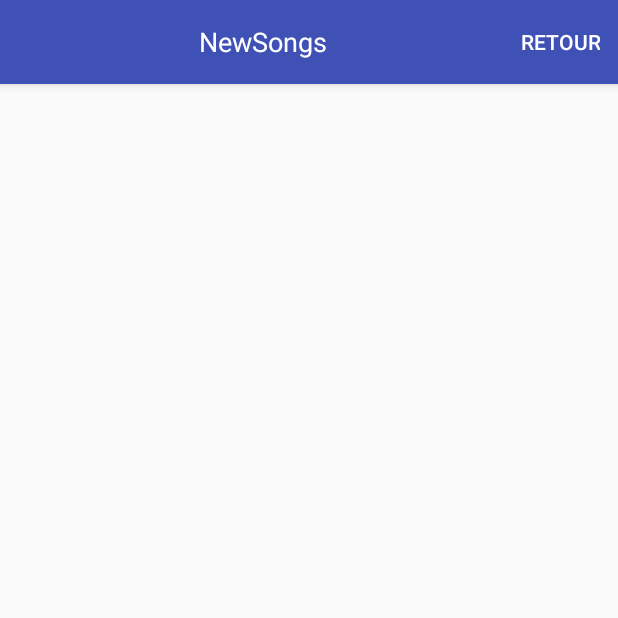
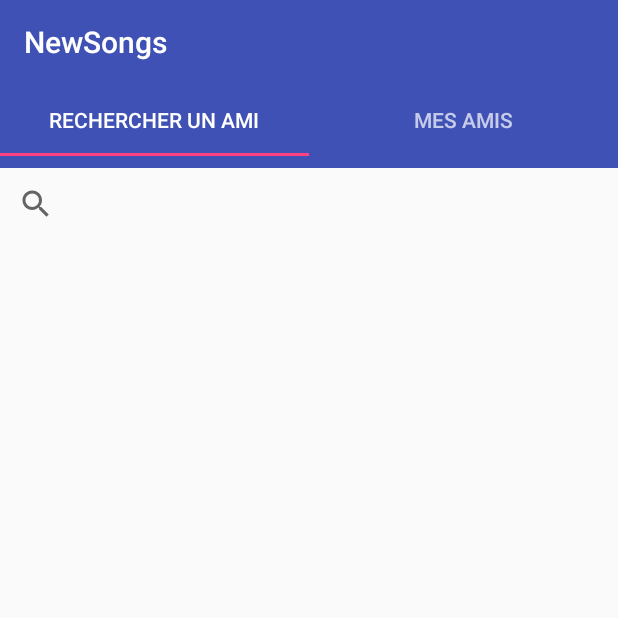
Before and after one commit to petetina/newsongs, an Android app: the FriendsActivity screen opened directly, with no data from a screen before it, on a phone screen of 412 x 824 dp, the top half of it. Run offline under Robolectric (Android 15) with nearby library versions, the phone set to English and light mode, and no system bars.

Commit message:
Gestion du pager pour les amis

```diff
--- a/app/build.gradle
+++ b/app/build.gradle
@@ -20,7 +20,7 @@ android {
 }
 
 dependencies {
-    compile fileTree(dir: 'libs', include: ['*.jar'])
+    compile fileTree(include: ['*.jar'], dir: 'libs')
     compile project(':deezer-sdk-0.10.20')
     androidTestCompile('com.android.support.test.espresso:espresso-core:2.2.2', {
         exclude group: 'com.android.support', module: 'support-annotations'
@@ -33,4 +33,5 @@ dependencies {
     compile 'com.squareup.retrofit2:retrofit:2.0.2'
     compile 'com.squareup.retrofit2:converter-gson:2.0.0'
     testCompile 'junit:junit:4.12'
+    implementation 'com.android.support:design:+'
 }
--- a/app/src/main/AndroidManifest.xml
+++ b/app/src/main/AndroidManifest.xml
@@ -32,7 +32,8 @@
             android:configChanges="orientation|screenSize" />
         <activity
             android:name=".FriendsActivity"
-            android:configChanges="orientation|screenSize" />
+            android:configChanges="orientation|screenSize"
+            android:theme="@style/MyAppTheme"/>
     </application>
 
 </manifest>
--- a/app/src/main/java/newsongs/fr/newsongs/API/UtilisateurClient.java
+++ b/app/src/main/java/newsongs/fr/newsongs/API/UtilisateurClient.java
@@ -14,8 +14,8 @@ import retrofit2.http.Path;
 
 public interface UtilisateurClient {
 
-    @GET("utilisateur/pseudo/{pseudo}")
-    Call<List<Utilisateur>> findAllByPseudo(@Path("pseudo") String pseudo);
+    @GET("utilisateur/{idutilisateur}/pseudo/{pseudo}")
+    Call<List<Utilisateur>> findAllByPseudo(@Path("idutilisateur")int idutilisateur,@Path("pseudo") String pseudo);
 
     @GET("utilisateur/{id}/friends")
     Call<List<Utilisateur>> getFriendsById(@Path("id") int id);
--- /dev/null
+++ b/app/src/main/java/newsongs/fr/newsongs/Fragments/FriendsTab1Fragment.java
@@ -0,0 +1,95 @@
+package newsongs.fr.newsongs.Fragments;
+
+import android.content.Context;
+import android.content.SharedPreferences;
+import android.os.Bundle;
+import android.support.v4.app.Fragment;
+import android.util.Log;
+import android.view.LayoutInflater;
+import android.view.View;
+import android.view.ViewGroup;
+import android.widget.ListView;
+import android.widget.SearchView;
+import android.widget.Toast;
+
+import java.util.ArrayList;
+import java.util.List;
+
+import newsongs.fr.newsongs.API.ServiceGenerator;
+import newsongs.fr.newsongs.API.UtilisateurClient;
+import newsongs.fr.newsongs.Adapters.CustomAdapter;
+import newsongs.fr.newsongs.Models.Utilisateur;
+import newsongs.fr.newsongs.R;
+import newsongs.fr.newsongs.Tools;
+import retrofit2.Call;
+import retrofit2.Callback;
+import retrofit2.Response;
+
+/**
+ * Created by antoine on 02/11/17.
+ */
+
+public class FriendsTab1Fragment extends Fragment {
+    private ListView lv;
+    private SearchView searchView;
+    private int idutilisateur;
+
+    @Override
+    public View onCreateView(LayoutInflater inflater, ViewGroup container, Bundle savedInstanceState) {
+        View view = inflater.inflate(R.layout.tabfriends1, container, false);
+
+        SharedPreferences settings = getContext().getSharedPreferences(Tools.PREFS_NAME, Context.MODE_PRIVATE); //1
+        idutilisateur = settings.getInt("idutilisateur", -2); //2//Appel à notre API pour créer l'utilisateur
+
+        if(idutilisateur != -2) {
+            hook(view);
+        }
+
+        return view;
+    }
+
+
+    private void hook(View view){
+        lv = view.findViewById(R.id.lvSearchFriends);
+        lv.setAdapter(new CustomAdapter(getActivity(), new ArrayList<Utilisateur>()));
+
+        searchView = view.findViewById(R.id.searchViewFriends);
+        searchView.setOnQueryTextListener(new SearchView.OnQueryTextListener() {
+            @Override
+            public boolean onQueryTextSubmit(String s) {
+                Log.e("onClick","cliqué");
+                if(idutilisateur != -2 && !searchView.getQuery().toString().isEmpty()){
+                    UtilisateurClient service = ServiceGenerator.createService(UtilisateurClient.class);
+                    Call<List<Utilisateur>> call = service.findAllByPseudo(idutilisateur,searchView.getQuery().toString());
+                    call.enqueue(new Callback<List<Utilisateur>>() {
+                        @Override
+                        public void onResponse(Call<List<Utilisateur>> call, Response<List<Utilisateur>> response) {
+                            Log.e("onResponseQuery",response.body().size()+"");
+                            if(response.body().isEmpty()){
+                                lv.setAdapter(new CustomAdapter(getActivity(),new ArrayList<Utilisateur>()));
+                                Toast.makeText(getContext(),"Aucun résultat !",Toast.LENGTH_LONG).show();
+                            }
+                            else
+                                lv.setAdapter(new CustomAdapter(getActivity(),response.body()));
+
+                        }
+
+                        @Override
+                        public void onFailure(Call<List<Utilisateur>> call, Throwable t) {
+                            Log.e("onFailureQuery",t.getMessage());
+                            Toast.makeText(getContext(),"Erreur de recherche !",Toast.LENGTH_LONG).show();
+                        }
+                    });
+                }
+                return true;
+            }
+
+            @Override
+            public boolean onQueryTextChange(String s) {
+                return false;
+            }
+        });
+
+    }
+
+}
--- /dev/null
+++ b/app/src/main/java/newsongs/fr/newsongs/Fragments/FriendsTab2Fragment.java
@@ -0,0 +1,81 @@
+package newsongs.fr.newsongs.Fragments;
+
+import android.content.Context;
+import android.content.SharedPreferences;
+import android.os.Bundle;
+import android.support.v4.app.Fragment;
+import android.util.Log;
+import android.view.LayoutInflater;
+import android.view.View;
+import android.view.ViewGroup;
+import android.widget.ListView;
+import android.widget.TextView;
+import android.widget.Toast;
+
+import java.util.List;
+
+import newsongs.fr.newsongs.API.ServiceGenerator;
+import newsongs.fr.newsongs.API.UtilisateurClient;
+import newsongs.fr.newsongs.Adapters.CustomAdapter;
+import newsongs.fr.newsongs.Models.Utilisateur;
+import newsongs.fr.newsongs.R;
+import newsongs.fr.newsongs.Tools;
+import retrofit2.Call;
+import retrofit2.Callback;
+import retrofit2.Response;
+
+/**
+ * Created by antoine on 02/11/17.
+ */
+
+public class FriendsTab2Fragment extends Fragment {
+    private ListView lv;
+    private TextView tvNoFriends;
+
+    private int idutilisateur;
+
+    @Override
+    public View onCreateView(LayoutInflater inflater, ViewGroup container, Bundle savedInstanceState) {
+        View view = inflater.inflate(R.layout.tabfriends2, container, false);
+        SharedPreferences settings = getContext().getSharedPreferences(Tools.PREFS_NAME, Context.MODE_PRIVATE); //1
+        idutilisateur = settings.getInt("idutilisateur", -2); //2//Appel à notre API pour créer l'utilisateur
+
+        if(idutilisateur != -2) {
+            hook(view);
+
+            UtilisateurClient service = ServiceGenerator.createService(UtilisateurClient.class);
+            Call<List<Utilisateur>> user = service.getFriendsById(idutilisateur);
+
+            user.enqueue(new Callback<List<Utilisateur>>() {
+
+                @Override
+                public void onResponse(Call<List<Utilisateur>> call, Response<List<Utilisateur>> response) {
+                    Log.e("onResponse",response.code() + "");
+                    if(response.code() == 200){
+                        List<Utilisateur> list = response.body();
+                        if(!response.body().isEmpty()){
+                            lv.setVisibility(View.VISIBLE);
+                            tvNoFriends.setVisibility(View.GONE);
+                            lv.setAdapter(new CustomAdapter(getActivity(), list));
+                        }
+                    }else if(response.code()==404){
+                        lv.setVisibility(View.GONE);
+                        tvNoFriends.setVisibility(View.VISIBLE);
+                    }
+                }
+
+                @Override
+                public void onFailure(Call<List<Utilisateur>> call, Throwable t) {
+                    Toast.makeText(getContext(), "pas ok", Toast.LENGTH_LONG).show();
+                }
+            });
+        }
+
+        return view;
+    }
+
+    private void hook(View view){
+        lv = view.findViewById(R.id.lvFriends);
+        tvNoFriends = view.findViewById(R.id.tvNoFriendsTab2);
+    }
+}
--- /dev/null
+++ b/app/src/main/java/newsongs/fr/newsongs/Fragments/PagerFragment.java
@@ -0,0 +1,43 @@
+package newsongs.fr.newsongs.Fragments;
+
+import android.support.v4.app.Fragment;
+import android.support.v4.app.FragmentManager;
+import android.support.v4.app.FragmentStatePagerAdapter;
+
+/**
+ * Created by antoine on 02/11/17.
+ */
+
+public class PagerFragment extends FragmentStatePagerAdapter {
+    private int nbTabs;
+
+    public PagerFragment(FragmentManager fm, int nbTabs) {
+        super(fm);
+        this.nbTabs = nbTabs;
+    }
+
+    @Override
+    public CharSequence getPageTitle(int position) {
+        return super.getPageTitle(position);
+    }
+
+    @Override
+    public Fragment getItem(int position) {
+        //Returning the current tabs
+        switch (position) {
+            case 0:
+                FriendsTab1Fragment tab1 = new FriendsTab1Fragment();
+                return tab1;
+            case 1:
+                FriendsTab2Fragment tab2 = new FriendsTab2Fragment();
+                return tab2;
+            default:
+                return null;
+        }
+    }
+
+    @Override
+    public int getCount() {
+        return nbTabs;
+    }
+}
--- a/app/src/main/java/newsongs/fr/newsongs/FriendsActivity.java
+++ b/app/src/main/java/newsongs/fr/newsongs/FriendsActivity.java
@@ -1,137 +1,72 @@
 package newsongs.fr.newsongs;
 
-import android.content.Context;
-import android.content.SharedPreferences;
 import android.os.Bundle;
-import android.util.Log;
+import android.support.design.widget.TabLayout;
+import android.support.v4.view.ViewPager;
+import android.support.v7.app.AppCompatActivity;
+import android.support.v7.widget.Toolbar;
 import android.view.Menu;
 import android.view.MenuItem;
-import android.view.View;
-import android.widget.ListView;
-import android.widget.SearchView;
-import android.widget.TextView;
-import android.widget.Toast;
 
-import java.util.ArrayList;
-import java.util.List;
+import newsongs.fr.newsongs.Fragments.PagerFragment;
 
-import newsongs.fr.newsongs.API.ServiceGenerator;
-import newsongs.fr.newsongs.API.UtilisateurClient;
-import newsongs.fr.newsongs.Adapters.CustomAdapter;
-import newsongs.fr.newsongs.Models.Utilisateur;
-import retrofit2.Call;
-import retrofit2.Callback;
-import retrofit2.Response;
-
-public class FriendsActivity extends BaseActivity{
-    private ListView lv;
-    private TextView tvNoFriends;
-    private SearchView searchView;
-    private int idutilisateur;
+public class FriendsActivity extends AppCompatActivity implements TabLayout.OnTabSelectedListener{
+    private TabLayout tabLayout;
+    private ViewPager viewPager;
+    private String[] tabs = new String[]{"Rechercher un ami","Mes amis"};
 
     @Override
-    public boolean onCreateOptionsMenu(Menu menu) {
-        getMenuInflater().inflate(R.menu.activity_friends, menu);
-        return true;
-    }
-    @Override
-    public boolean onOptionsItemSelected(MenuItem item) {
-        switch (item.getItemId()) {
-            case R.id.menu_retour:
-                finish();
-                return true;
-            default:
-                return super.onOptionsItemSelected(item);
-        }
+    protected void onCreate(Bundle savedInstanceState) {
+
+        super.onCreate(savedInstanceState);
+
+        setContentView(R.layout.activity_friends);
+
+
+        //Adding toolbar to the activity
+        Toolbar toolbar = (Toolbar) findViewById(R.id.toolbar);
+        setSupportActionBar(toolbar);
+
+        //Initializing the tablayout
+        tabLayout = (TabLayout) findViewById(R.id.tabLayout);
+        tabLayout.setTabGravity(TabLayout.GRAVITY_FILL);
+
+
+        //Initializing viewPager
+        viewPager = (ViewPager) findViewById(R.id.pager);
+
+        //Creating our pager adapter
+        PagerFragment adapter = new PagerFragment(getSupportFragmentManager(), tabs.length);
+
+        //Adding adapter to pager
+        viewPager.setAdapter(adapter);
+        tabLayout.setupWithViewPager(viewPager);
+
+
+        for(int i=0; i<tabs.length;i++)
+            tabLayout.getTabAt(i).setText(tabs[i]);
+
+
+        //Adding onTabSelectedListener to swipe views
+        tabLayout.addOnTabSelectedListener(this);
+
     }
 
     @Override
-    protected void onCreate(Bundle savedInstanceState) {
-        super.onCreate(savedInstanceState);
+    public void onTabSelected(TabLayout.Tab tab) {
+        viewPager.setCurrentItem(tab.getPosition());
+    }
 
-        SharedPreferences settings = getApplicationContext().getSharedPreferences(Tools.PREFS_NAME, Context.MODE_PRIVATE); //1
-        idutilisateur = settings.getInt("idutilisateur", -2); //2//Appel à notre API pour créer l'utilisateur
-
-        if(idutilisateur != -2) {
-            setContentView(R.layout.activity_friends);
-            hook();
-
-            UtilisateurClient service = ServiceGenerator.createService(UtilisateurClient.class);
-            Call<List<Utilisateur>> user = service.getFriendsById(idutilisateur);
-
-            user.enqueue(new Callback<List<Utilisateur>>() {
-
-                @Override
-                public void onResponse(Call<List<Utilisateur>> call, Response<List<Utilisateur>> response) {
-                    Log.e("onResponse",response.code() + "");
-                    if(response.code() == 200){
-                        List<Utilisateur> list = response.body();
-                        if(!response.body().isEmpty()){
-                            lv.setVisibility(View.VISIBLE);
-                            tvNoFriends.setVisibility(View.GONE);
-                            lv.setAdapter(new CustomAdapter(FriendsActivity.this, list));
-                        }
-                    }else if(response.code()==404){
-                        lv.setVisibility(View.GONE);
-                        tvNoFriends.setVisibility(View.VISIBLE);
-                    }
-                }
-
-                @Override
-                public void onFailure(Call<List<Utilisateur>> call, Throwable t) {
-                    Toast.makeText(getApplicationContext(), "pas ok", Toast.LENGTH_LONG).show();
-                }
-            });
-        }
+    @Override
+    public void onTabUnselected(TabLayout.Tab tab) {
 
     }
 
-    private void hook(){
-        lv = (ListView) findViewById(R.id.lvFriends);
-        lv.setAdapter(new CustomAdapter(this, new ArrayList<Utilisateur>()));
-        tvNoFriends = (TextView)findViewById(R.id.tvNoFriends);
-        tvNoFriends.setVisibility(View.GONE);
-        searchView = (SearchView)findViewById(R.id.searchViewFriends);
-        searchView.setOnQueryTextListener(new SearchView.OnQueryTextListener() {
-            @Override
-            public boolean onQueryTextSubmit(String s) {
-                Log.e("onClick","cliqué");
-                if(idutilisateur != -2 && !searchView.getQuery().toString().isEmpty()){
-                    UtilisateurClient service = ServiceGenerator.createService(UtilisateurClient.class);
-                    Call<List<Utilisateur>> call = service.findAllByPseudo(searchView.getQuery().toString());
-                    call.enqueue(new Callback<List<Utilisateur>>() {
-                        @Override
-                        public void onResponse(Call<List<Utilisateur>> call, Response<List<Utilisateur>> response) {
-                            Log.e("onResponseQuery",response.body().size()+"");
-                            if(response.body().isEmpty()){
-                                Toast.makeText(getApplicationContext(),"Aucun résultat !",Toast.LENGTH_LONG).show();
-                                lv.setVisibility(View.GONE);
-                                tvNoFriends.setVisibility(View.VISIBLE);
-                            }
-                            else
-                            {
-                                lv.setVisibility(View.VISIBLE);
-                                lv.setAdapter(new CustomAdapter(FriendsActivity.this,response.body()));
-                                tvNoFriends.setVisibility(View.GONE);
-                            }
-                        }
-
-                        @Override
-                        public void onFailure(Call<List<Utilisateur>> call, Throwable t) {
-                            Log.e("onFailureQuery",t.getMessage());
-                            Toast.makeText(getApplicationContext(),"Erreur de recherche !",Toast.LENGTH_LONG).show();
-                        }
-                    });
-                }
-                return true;
-            }
-
-            @Override
-            public boolean onQueryTextChange(String s) {
-                return false;
-            }
-        });
+    @Override
+    public void onTabReselected(TabLayout.Tab tab) {
 
     }
 
+
+
 }
--- a/app/src/main/java/newsongs/fr/newsongs/Models/Utilisateur.java
+++ b/app/src/main/java/newsongs/fr/newsongs/Models/Utilisateur.java
@@ -16,7 +16,7 @@ public class Utilisateur {
 
     //Ce champs est utilisé pour la recherche des amis.
     // true si l'utilisateur est ami avec celui qui est connecté, false sinon
-    private boolean estAmi;
+    private boolean estunami;
 
     public int getIdutilisateur() {
         return idutilisateur;
@@ -59,6 +59,6 @@ public class Utilisateur {
     }
 
     public boolean estAmi() {
-        return estAmi;
+        return estunami;
     }
 }
--- a/app/src/main/res/layout/activity_friends.xml
+++ b/app/src/main/res/layout/activity_friends.xml
@@ -1,28 +1,37 @@
 <?xml version="1.0" encoding="utf-8"?>
-<LinearLayout xmlns:android="http://schemas.android.com/apk/res/android"
+<LinearLayout
+    android:id="@+id/main_layout"
+    android:orientation="vertical"
+    xmlns:android="http://schemas.android.com/apk/res/android"
+    xmlns:app="http://schemas.android.com/apk/res-auto"
     xmlns:tools="http://schemas.android.com/tools"
     android:layout_width="match_parent"
     android:layout_height="match_parent"
-    android:orientation="vertical"
-    tools:context=".MainActivity" >
+    >
 
-    <SearchView
-        android:id="@+id/searchViewFriends"
+    <!-- our toolbar -->
+    <android.support.v7.widget.Toolbar
+        android:id="@+id/toolbar"
         android:layout_width="match_parent"
-        android:layout_height="wrap_content" />
+        android:layout_height="wrap_content"
+        android:background="?attr/colorPrimary"
+        android:minHeight="?attr/actionBarSize"
+        android:theme="@style/ThemeOverlay.AppCompat.Dark.ActionBar"
+        app:popupTheme="@style/ThemeOverlay.AppCompat.Light"/>
 
-    <ListView
-        android:id="@+id/lvFriends"
+    <!-- our tablayout to display tabs  -->
+    <android.support.design.widget.TabLayout
+        android:id="@+id/tabLayout"
         android:layout_width="match_parent"
-        android:layout_height="match_parent" >
-    </ListView>
+        android:layout_height="wrap_content"
+        android:background="?attr/colorPrimary"
+        android:minHeight="?attr/actionBarSize"
+        android:theme="@style/ThemeOverlay.AppCompat.Dark.ActionBar"/>
 
-    <TextView
-        android:id="@+id/tvNoFriends"
+    <!-- View pager to swipe views -->
+    <android.support.v4.view.ViewPager
+        android:id="@+id/pager"
         android:layout_width="match_parent"
-        android:layout_height="match_parent"
-        android:gravity="center_vertical|center"
-        android:text="@string/no_friends"
-        tools:style="@style/Base.TextAppearance.AppCompat.Medium" />
+        android:layout_height="match_parent"/>
 
 </LinearLayout>
--- /dev/null
+++ b/app/src/main/res/layout/tabfriends1.xml
@@ -0,0 +1,28 @@
+<?xml version="1.0" encoding="utf-8"?>
+<LinearLayout xmlns:android="http://schemas.android.com/apk/res/android"
+    xmlns:tools="http://schemas.android.com/tools"
+    android:layout_width="match_parent"
+    android:layout_height="match_parent"
+    android:orientation="vertical"
+    >
+
+    <SearchView
+        android:id="@+id/searchViewFriends"
+        android:layout_width="match_parent"
+        android:layout_height="wrap_content" />
+
+    <ListView
+        android:id="@+id/lvSearchFriends"
+        android:layout_width="match_parent"
+        android:layout_height="match_parent" >
+    </ListView>
+
+    <TextView
+        android:id="@+id/tvNoFriends"
+        android:layout_width="match_parent"
+        android:layout_height="match_parent"
+        android:gravity="center_vertical|center"
+        android:text="@string/no_friends"
+        tools:style="@style/Base.TextAppearance.AppCompat.Medium" />
+
+</LinearLayout>
--- a/app/src/main/res/values/strings.xml
+++ b/app/src/main/res/values/strings.xml
@@ -20,7 +20,6 @@
     <string name="forward"><![CDATA[>>]]></string>
     <string name="pause">||</string>
 
-    <!-- TODO: Remove or change this placeholder text -->
     <string name="hello_blank_fragment">Hello blank fragment</string>
     <string name="contentDescriptionImage">background</string>
     <string name="no_connection">Veuillez vous connecter à Internet et redémarrer l\'appli !</string>
--- a/app/src/main/res/values/styles.xml
+++ b/app/src/main/res/values/styles.xml
@@ -8,6 +8,12 @@
         <item name="colorAccent">@color/colorAccent</item>
     </style>
 
-    <style name="SliderStyle"></style>
-
+    <!-- Base application theme. -->
+    <!-- changing it to no actionbar -->
+    <style name="MyAppTheme" parent="Theme.AppCompat.Light.NoActionBar">
+        <!-- Customize your theme here. -->
+        <item name="colorPrimary">@color/colorPrimary</item>
+        <item name="colorPrimaryDark">@color/colorPrimaryDark</item>
+        <item name="colorAccent">@color/colorAccent</item>
+    </style>
 </resources>
```
Also changed, not shown: app/src/main/res/layout/no_playlists.xml (+7 -0 lines), app/src/main/res/layout/program_list.xml (+9 -7 lines), app/src/main/res/layout/tabfriends2.xml (added, +20 -0 lines), app/src/main/res/menu/activity_main.xml (+9 -2 lines).
